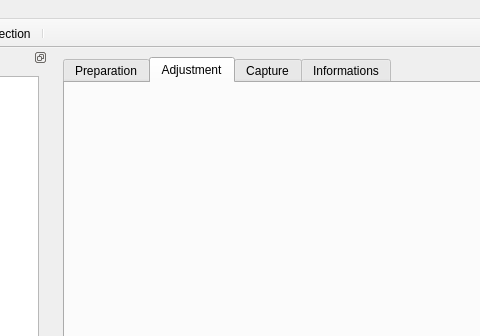
plule/pfe-costumes, file pc/master/mainwindow.ui: the form before one commit; both pictures show x 170 to 650 and y 0 to 336 of the 891 by 789 pixel window.
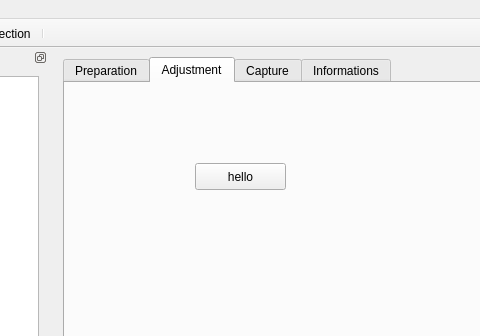
The form after the commit. The open tabs and pages were chosen to show the change. Icons and pictures are not drawn. Custom widgets are drawn as their Qt base class.

```diff
--- a/pc/master/mainwindow.ui
+++ b/pc/master/mainwindow.ui
@@ -32,6 +32,19 @@
        <attribute name="title">
         <string>Adjustment</string>
        </attribute>
+       <widget class="QPushButton" name="ardHelloButton">
+        <property name="geometry">
+         <rect>
+          <x>130</x>
+          <y>80</y>
+          <width>91</width>
+          <height>27</height>
+         </rect>
+        </property>
+        <property name="text">
+         <string>hello</string>
+        </property>
+       </widget>
       </widget>
       <widget class="QWidget" name="captureTab">
        <attribute name="title">
```
Left out of the diff: 22 changed lines with no effect on the pictures.
